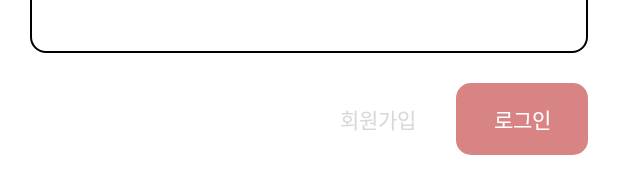
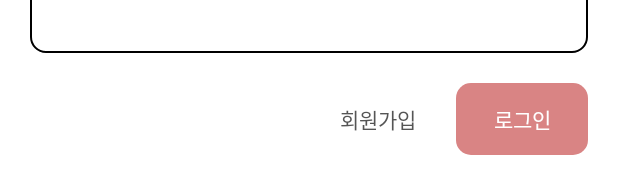
Before and after one commit to cometj03/2020-Dicon-TinT, an Android app: the layout activity_sign_in.xml on its own in the app's theme, with its tools: preview values and no code run, on a phone screen of 412 x 824 dp. Shown: the part 668-862 px from the top of the screen. Run offline under Robolectric (Android 15) with nearby library versions, the phone set to English and light mode, and no system bars.

Commit message:
posting_second_commit

```diff
--- a/app/src/main/AndroidManifest.xml
+++ b/app/src/main/AndroidManifest.xml
@@ -29,7 +29,6 @@
                     android:scheme="http" />
             </intent-filter>
         </activity>
-
         <activity android:name=".GalleryActivity" />
 
     </application>
--- a/app/src/main/res/layout/activity_sign_in.xml
+++ b/app/src/main/res/layout/activity_sign_in.xml
@@ -61,8 +61,8 @@
                 android:layout_width="wrap_content"
                 android:layout_height="wrap_content"
                 android:layout_marginEnd="8dp"
-                android:text="회원가입"
-                android:textColor="@color/gray"
+                android:text="@string/sign_up"
+                android:textColor="@color/dark_gray"
                 app:iconTint="#FF37FF"
                 app:layout_constraintBaseline_toBaselineOf="@+id/sign_in"
                 app:layout_constraintEnd_toStartOf="@+id/sign_in" />
@@ -71,7 +71,7 @@
                 android:id="@+id/sign_in"
                 android:layout_width="wrap_content"
                 android:layout_height="wrap_content"
-                android:text="로그인"
+                android:text="@string/sign_in"
                 app:layout_constraintEnd_toEndOf="parent"
                 app:layout_constraintTop_toTopOf="parent"
                 android:background="@drawable/border_radius_full_pink700"
--- a/app/src/main/res/layout/fragment_profile.xml
+++ b/app/src/main/res/layout/fragment_profile.xml
@@ -187,11 +187,11 @@
                             android:adjustViewBounds="true"
                             android:src="@drawable/icon_write" />
 
-                        <androidx.recyclerview.widget.RecyclerView
+<!--                        <androidx.recyclerview.widget.RecyclerView
 
                             android:id="@+id/recyclerViewLookBook"
                             android:layout_width="wrap_content"
-                            android:layout_height="wrap_content" />
+                            android:layout_height="wrap_content" />-->
 
                     </LinearLayout>
 
--- a/app/src/main/res/values/colors.xml
+++ b/app/src/main/res/values/colors.xml
@@ -7,6 +7,7 @@
     <color name="teal_700">#FF018786</color>
     <color name="black">#FF000000</color>
     <color name="white">#FFFFFFFF</color>
+    <color name="dark_gray">#555555</color>
 
     <color name="gray">#D8D8D8</color>
     <color name="gray_500">#484848</color>
--- a/app/src/main/res/values/strings.xml
+++ b/app/src/main/res/values/strings.xml
@@ -19,4 +19,7 @@
     <string name="title">제목</string>
     <string name="subtitle">소제목</string>
     <string name="post_content">여기에 내용을 입력하세요.</string>
+    <string name="sign_in">로그인</string>
+    <string name="sign_up">회원가입</string>
+    <string name="submit">등록</string>
 </resources>
```
Also changed, not shown: app/src/main/res/layout/activity_post.xml (+27 -37 lines).
